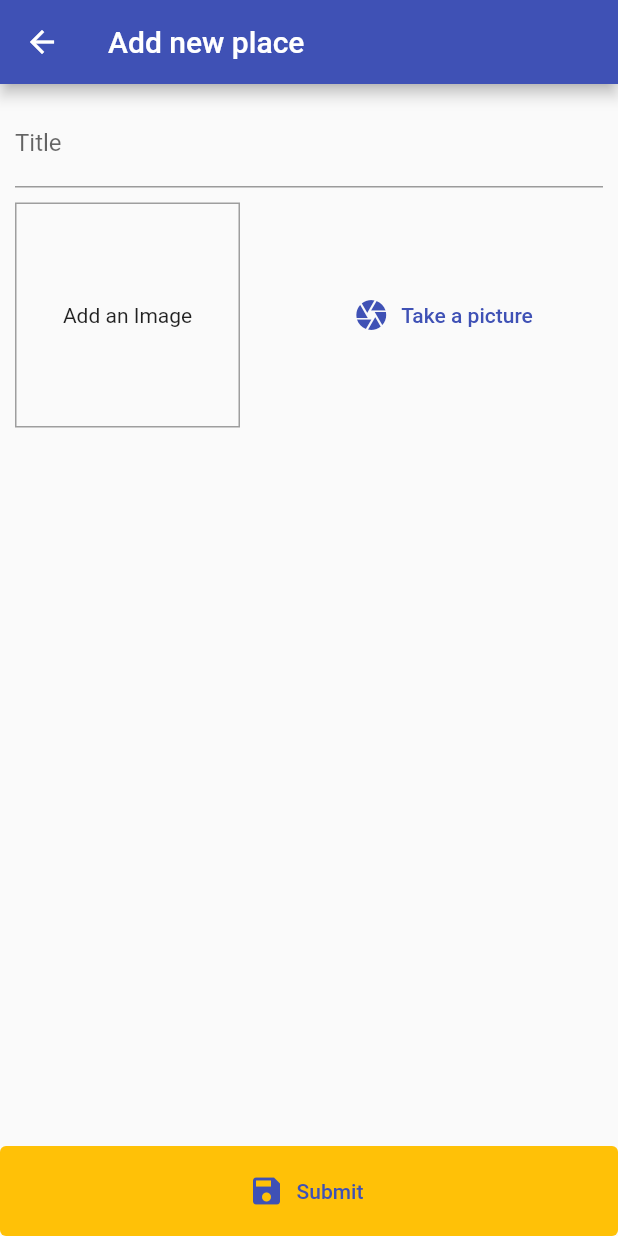
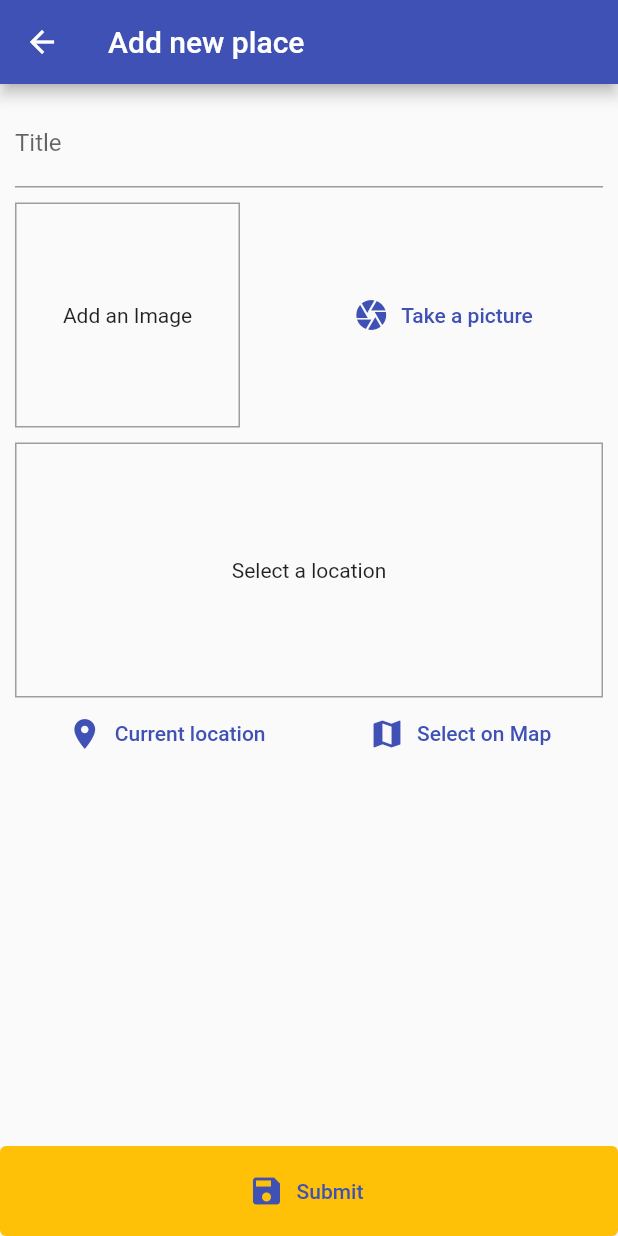
Before and after one commit to samarth-agrawal-86/great_places_app, a Flutter app: the screen it shows after launch, after a tap on the "add a photo" icon, on a phone screen of 412 x 824 dp. Run offline on Flutter 3.47's test engine with Material 2 defaults, Android fonts, the phone set to English and light mode, and no system bars; our stand-ins replace image_picker, location, sqflite; accounts and stored records are empty.

Commit message:
location

```diff
--- a/lib/helpers/db_helper.dart
+++ b/lib/helpers/db_helper.dart
@@ -5,6 +5,10 @@ class DBHelper {
   static Future<sql.Database> getDatabase() async {
     // Get a location using getDatabasesPath
     var db = await sql.getDatabasesPath();
+
+    print('DB Path : $db');
+    // DB Path : /Users/samarth/Library/Developer/CoreSimulator/Devices/34FF30F0-5D51-4BFC-B7AA-C4EDFE41E557/data/Containers/Data/Application/
+    // C4C21A8E-D9E3-4131-A8F6-B064FE4035AF/Documents
     var dbpath = path.join(db, 'places.db');
 
     // Open the database
--- a/lib/providers/great_places.dart
+++ b/lib/providers/great_places.dart
@@ -12,6 +12,7 @@ class GreatPlaces with ChangeNotifier {
   }
 
   void saveGreatPlace(String pickedTitle, File pickedImage) {
+    print('in save place');
     var newPlace = Place(
       id: DateTime.now().toString(),
       title: pickedTitle,
@@ -19,7 +20,7 @@ class GreatPlaces with ChangeNotifier {
       location: null,
     );
     //_items.add(newPlace);
-    notifyListeners();
+
     var data = {
       'id': newPlace.id,
       'title': newPlace.title,
@@ -27,6 +28,7 @@ class GreatPlaces with ChangeNotifier {
       // we need to pass the path here (Sting) not the File object
     };
     DBHelper.insert('user_places', data);
+    notifyListeners();
   }
 
   Future<void> fetchAndSetPlace() async {
--- a/lib/screens/add_new_place_page.dart
+++ b/lib/screens/add_new_place_page.dart
@@ -3,6 +3,7 @@ import 'dart:io';
 import 'package:flutter/material.dart';
 import 'package:great_places_app/providers/great_places.dart';
 import 'package:great_places_app/widgets/image_input.dart';
+import 'package:great_places_app/widgets/location_input.dart';
 import 'package:provider/provider.dart';
 
 class AddNewPlacePage extends StatelessWidget {
@@ -36,6 +37,8 @@ class AddNewPlacePage extends StatelessWidget {
                   ),
                   SizedBox(height: 10),
                   ImageInput(saveImage),
+                  SizedBox(height: 10),
+                  LocationInput()
                 ],
               ),
             ),
--- a/lib/screens/places_list_page.dart
+++ b/lib/screens/places_list_page.dart
@@ -5,11 +5,25 @@ import 'package:great_places_app/providers/great_places.dart';
 import 'package:great_places_app/screens/add_new_place_page.dart';
 import 'package:provider/provider.dart';
 
-class PlacesListPage extends StatelessWidget {
+class PlacesListPage extends StatefulWidget {
   const PlacesListPage({Key? key}) : super(key: key);
 
   @override
+  State<PlacesListPage> createState() => _PlacesListPageState();
+}
+
+class _PlacesListPageState extends State<PlacesListPage> {
+  @override
+  void initState() {
+    // TODO: implement initState
+    super.initState();
+    print('init called');
+    //Provider.of<GreatPlaces>(context, listen: false).fetchAndSetPlace();
+  }
+
+  @override
   Widget build(BuildContext context) {
+    print('build called');
     return Scaffold(
       appBar: AppBar(
         title: Text('List of places'),
@@ -23,18 +37,16 @@ class PlacesListPage extends StatelessWidget {
         ],
       ),
       body: FutureBuilder(
-          future: Provider.of<GreatPlaces>(context, listen: false)
-              .fetchAndSetPlace(),
-          builder: (ctx, snapshot) {
+        future:
+            Provider.of<GreatPlaces>(context, listen: false).fetchAndSetPlace(),
+        builder: (context, snapshot) {
           if (snapshot.connectionState == ConnectionState.waiting) {
-              return Center(
-                child: CircularProgressIndicator(),
-              );
+            return CircularProgressIndicator();
           }
           return Consumer<GreatPlaces>(
             child: Center(child: Text('You have not added any image yet')),
             builder: (context, greatPlacesData, ch) {
-                return greatPlacesData.getAllItems.length <= 0
+              return greatPlacesData.getAllItems.isEmpty
                   ? ch!
                   : ListView.builder(
                       itemCount: greatPlacesData.getAllItems.length,
@@ -63,7 +75,8 @@ class PlacesListPage extends StatelessWidget {
             },
             //child: Text('List of Places'),
           );
-          }),
+        },
+      ),
     );
   }
 }
--- a/lib/widgets/image_input.dart
+++ b/lib/widgets/image_input.dart
@@ -40,8 +40,8 @@ class _ImageInputState extends State<ImageInput> {
     // we can use File() method to open the file at the provided path location
     // path is a string
     var savedImage = File(appDir.path + '/' + fileName);
-    //print(savedImage);
-
+    print(savedImage);
+//C4C21A8E-D9E3-4131-A8F6-B064FE4035AF/Documents/image_picker_2263FEEE-23D6-4769-ABA3-04AC258AE8A2-75554-0000059192EF4021.jpg'
     widget.onSelectImage(savedImage);
   }
 
--- /dev/null
+++ b/lib/widgets/location_input.dart
@@ -0,0 +1,58 @@
+import 'package:flutter/material.dart';
+import 'package:location/location.dart';
+
+class LocationInput extends StatefulWidget {
+  const LocationInput({Key? key}) : super(key: key);
+
+  @override
+  _LocationInputState createState() => _LocationInputState();
+}
+
+class _LocationInputState extends State<LocationInput> {
+  String? _previewImageUrl;
+
+  void getCurrentLocation() async {
+    var locData = await Location().getLocation();
+    print('Lat: ${locData.latitude}');
+    print('Long: ${locData.longitude}');
+  }
+
+  @override
+  Widget build(BuildContext context) {
+    return Column(
+      children: [
+        Container(
+          height: 170,
+          width: double.infinity,
+          alignment: Alignment.center,
+          decoration: BoxDecoration(
+            border: Border.all(color: Colors.grey),
+          ),
+          child: _previewImageUrl == null
+              ? Text('Select a location')
+              : Image.network(
+                  _previewImageUrl!,
+                  fit: BoxFit.cover,
+                ),
+        ),
+        Row(
+          mainAxisAlignment: MainAxisAlignment.spaceAround,
+          children: [
+            TextButton.icon(
+              onPressed: () {
+                getCurrentLocation();
+              },
+              icon: Icon(Icons.location_on),
+              label: Text('Current location'),
+            ),
+            TextButton.icon(
+              onPressed: () {},
+              icon: Icon(Icons.map),
+              label: Text('Select on Map'),
+            ),
+          ],
+        ),
+      ],
+    );
+  }
+}
--- a/pubspec.yaml
+++ b/pubspec.yaml
@@ -31,6 +31,7 @@ dependencies:
   flutter:
     sdk: flutter
   image_picker: ^0.8.4+5
+  location: ^4.3.0
   path: ^1.8.0
   path_provider: ^2.0.8
   provider: ^6.0.2
```
Also changed, not shown: pubspec.lock, 2 other files. Lines whose indentation alone changed are shown as unchanged.
